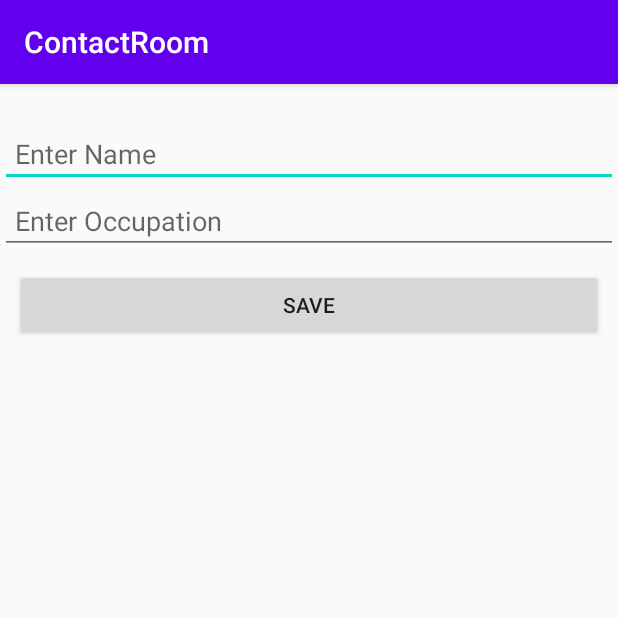
After one commit to collau/ContactRoom, an Android app: the NewContact screen opened directly, with no data from a screen before it, on a phone screen of 412 x 824 dp, the top half of it. The commit adds this screen. Run offline under Robolectric (Android 15) with nearby library versions, the phone set to English and light mode, and no system bars.

Commit message:
6. Creating the NewContact Activity UI Make NewContact Activity the launcher activity

```diff
--- a/app/build.gradle
+++ b/app/build.gradle
@@ -26,6 +26,7 @@ dependencies {
     implementation fileTree(dir: "libs", include: ["*.jar"])
     implementation 'androidx.appcompat:appcompat:1.3.0'
     implementation 'androidx.constraintlayout:constraintlayout:2.0.4'
+    implementation 'com.google.android.material:material:1.2.1'
     testImplementation 'junit:junit:4.12'
     androidTestImplementation 'androidx.test.ext:junit:1.1.2'
     androidTestImplementation 'androidx.test.espresso:espresso-core:3.3.0'
--- a/app/src/main/AndroidManifest.xml
+++ b/app/src/main/AndroidManifest.xml
@@ -9,6 +9,13 @@
         android:roundIcon="@mipmap/ic_launcher_round"
         android:supportsRtl="true"
         android:theme="@style/AppTheme">
+        <activity android:name=".NewContact">
+            <intent-filter>
+                <action android:name="android.intent.action.MAIN" />
+
+                <category android:name="android.intent.category.LAUNCHER" />
+            </intent-filter>
+        </activity>
         <activity android:name=".MainActivity">
             <intent-filter>
                 <action android:name="android.intent.action.MAIN" />
--- /dev/null
+++ b/app/src/main/java/com/fishnco/contactroom/NewContact.java
@@ -0,0 +1,23 @@
+package com.fishnco.contactroom;
+
+import androidx.appcompat.app.AppCompatActivity;
+
+import android.os.Bundle;
+import android.widget.Button;
+import android.widget.EditText;
+
+public class NewContact extends AppCompatActivity {
+    private EditText editText_name;
+    private EditText editText_occupation;
+    private Button buttonSave;
+
+    @Override
+    protected void onCreate(Bundle savedInstanceState) {
+        super.onCreate(savedInstanceState);
+        setContentView(R.layout.activity_new_contact);
+
+        editText_name = findViewById(R.id.editText_contactName);
+        editText_occupation = findViewById(R.id.editText_occupation);
+        buttonSave = findViewById(R.id.button_save);
+    }
+}
--- /dev/null
+++ b/app/src/main/res/layout/activity_new_contact.xml
@@ -0,0 +1,41 @@
+<?xml version="1.0" encoding="utf-8"?>
+<androidx.constraintlayout.widget.ConstraintLayout xmlns:android="http://schemas.android.com/apk/res/android"
+    xmlns:app="http://schemas.android.com/apk/res-auto"
+    xmlns:tools="http://schemas.android.com/tools"
+    android:layout_width="match_parent"
+    android:layout_height="match_parent"
+    tools:context=".NewContact">
+
+    <EditText
+        android:id="@+id/editText_contactName"
+        android:hint="@string/name_hint"
+        app:layout_constraintEnd_toEndOf="parent"
+        app:layout_constraintStart_toStartOf="parent"
+        app:layout_constraintTop_toTopOf="parent"
+        style="@style/formStyle"
+        android:importantForAutofill="no" />
+
+    <EditText
+        android:id="@+id/editText_occupation"
+        android:layout_width="0dp"
+        android:layout_height="wrap_content"
+        android:ems="10"
+        android:hint="@string/occupation_hint"
+        android:importantForAutofill="no"
+        android:inputType="textPersonName"
+        android:padding="@dimen/padding_general"
+        app:layout_constraintEnd_toEndOf="parent"
+        app:layout_constraintStart_toStartOf="parent"
+        app:layout_constraintTop_toBottomOf="@+id/editText_contactName" />
+
+    <Button
+        android:id="@+id/button_save"
+        android:layout_width="0dp"
+        android:layout_height="wrap_content"
+        android:layout_margin="@dimen/button_margin"
+        android:padding="@dimen/padding_general"
+        android:text="@string/text_save"
+        app:layout_constraintEnd_toEndOf="parent"
+        app:layout_constraintStart_toStartOf="parent"
+        app:layout_constraintTop_toBottomOf="@+id/editText_occupation" />
+</androidx.constraintlayout.widget.ConstraintLayout>
--- /dev/null
+++ b/app/src/main/res/values/dimens.xml
@@ -0,0 +1,5 @@
+<?xml version="1.0" encoding="utf-8"?>
+<resources>
+    <dimen name="padding_general">10dp</dimen>
+    <dimen name="button_margin">10dp</dimen>
+</resources>
--- a/app/src/main/res/values/strings.xml
+++ b/app/src/main/res/values/strings.xml
@@ -1,3 +1,6 @@
 <resources>
     <string name="app_name">ContactRoom</string>
+    <string name="name_hint">Enter Name</string>
+    <string name="occupation_hint">Enter Occupation</string>
+    <string name="text_save">Save</string>
 </resources>
--- a/app/src/main/res/values/styles.xml
+++ b/app/src/main/res/values/styles.xml
@@ -7,4 +7,13 @@
         <item name="colorAccent">@color/colorAccent</item>
     </style>
 
+    <style name="formStyle">
+        <item name="android:layout_width">0dp</item>
+        <item name="android:layout_height">wrap_content</item>
+        <item name="android:layout_marginTop">24dp</item>
+        <item name="android:ems">10</item>
+        <item name="android:inputType">textPersonName</item>
+        <item name="android:padding">@dimen/padding_general</item>
+    </style>
+
 </resources>
```
